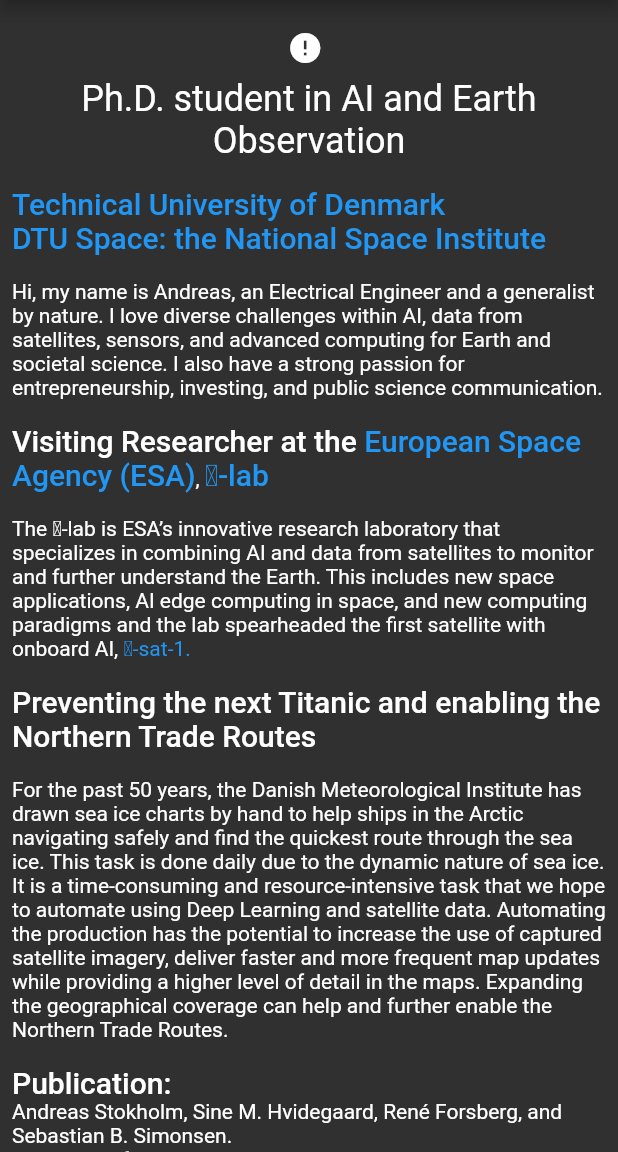
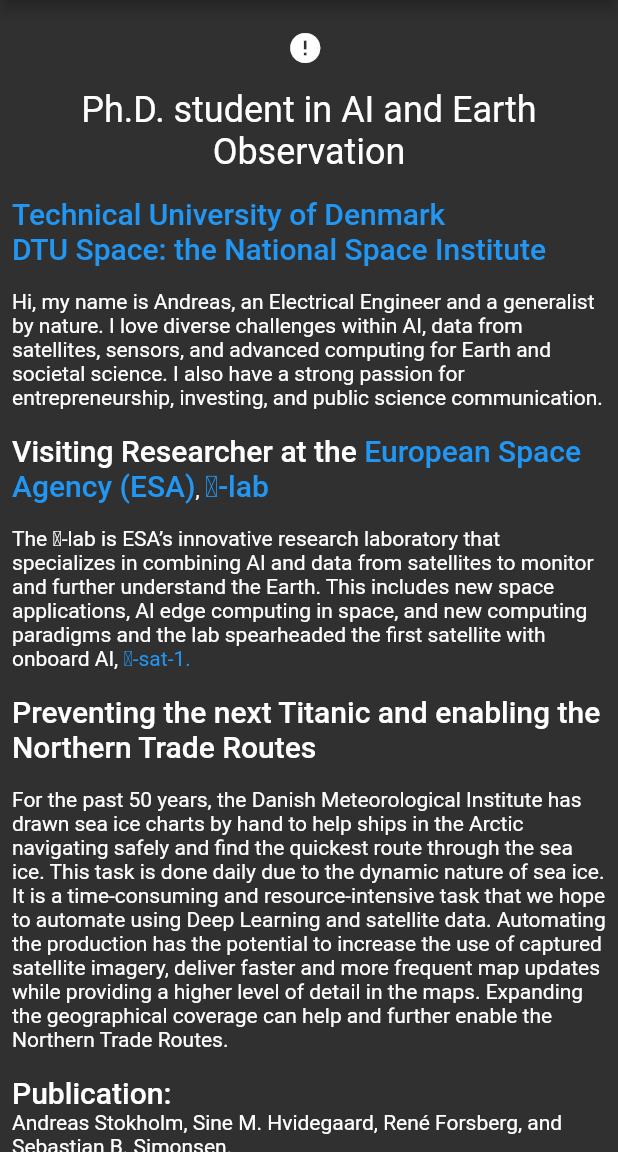
Before and after one commit to MalteMagnussen/astokholm, a Flutter app: the screen it shows after launch, on a phone screen of 412 x 824 dp, the part 84-1236 px from its top. Run offline on Flutter 3.47's test engine with Material 2 defaults, Android fonts, the light colour scheme and no system bars; drawn by our look-alikes of cached_network_image; our stand-ins replace native_pdf_renderer, native_pdf_view, url_launcher_web; missing offline and left inert: device_info_plus_web, universal_html; network calls fail.

Commit message:
Update home_page.dart

```diff
--- a/lib/home_page.dart
+++ b/lib/home_page.dart
@@ -47,12 +47,17 @@
               MyApp.themeNotifier.value == ThemeMode.light
                   ? Icons.dark_mode
                   : Icons.light_mode,
+              color: MyApp.themeNotifier.value == ThemeMode.light
+                  ? Colors.black
+                  : Colors.white,
             ),
             onPressed: () {
-              MyApp.themeNotifier.value =
-                  MyApp.themeNotifier.value == ThemeMode.light
-                      ? ThemeMode.dark
-                      : ThemeMode.light;
+              setState(() {
+                MyApp.themeNotifier.value =
+                    MyApp.themeNotifier.value == ThemeMode.light
+                        ? ThemeMode.dark
+                        : ThemeMode.light;
+              });
             },
           )
         ],
@@ -73,7 +78,10 @@
                         height: constraints.maxHeight * 0.5,
                       ),
                       Padding(
-                        padding: const EdgeInsets.all(8.0),
+                        padding: const EdgeInsets.only(
+                          bottom: 8.0,
+                          top: 15.0,
+                        ),
                         child: Text(
                           'Ph.D. student in AI and Earth Observation',
                           style: Theme.of(context).textTheme.headline5,
```
